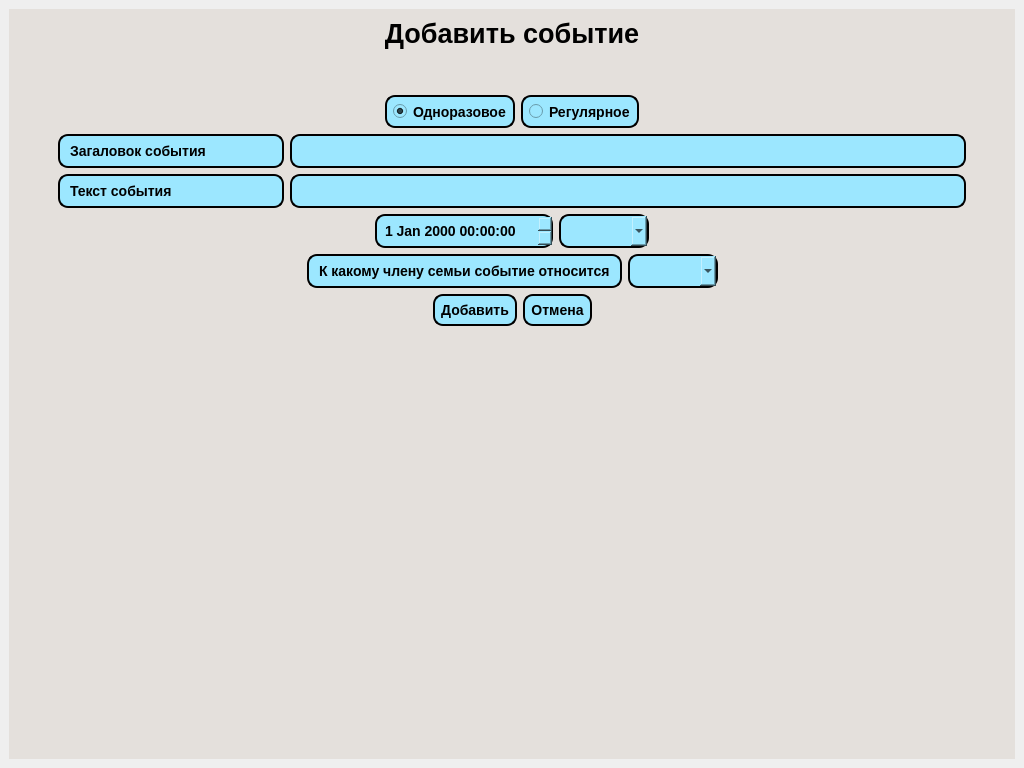
Before: the Qt Designer form DialogsDesigns/design.ui in Sergey207/FamilyCalendar, drawn with Qt 5.
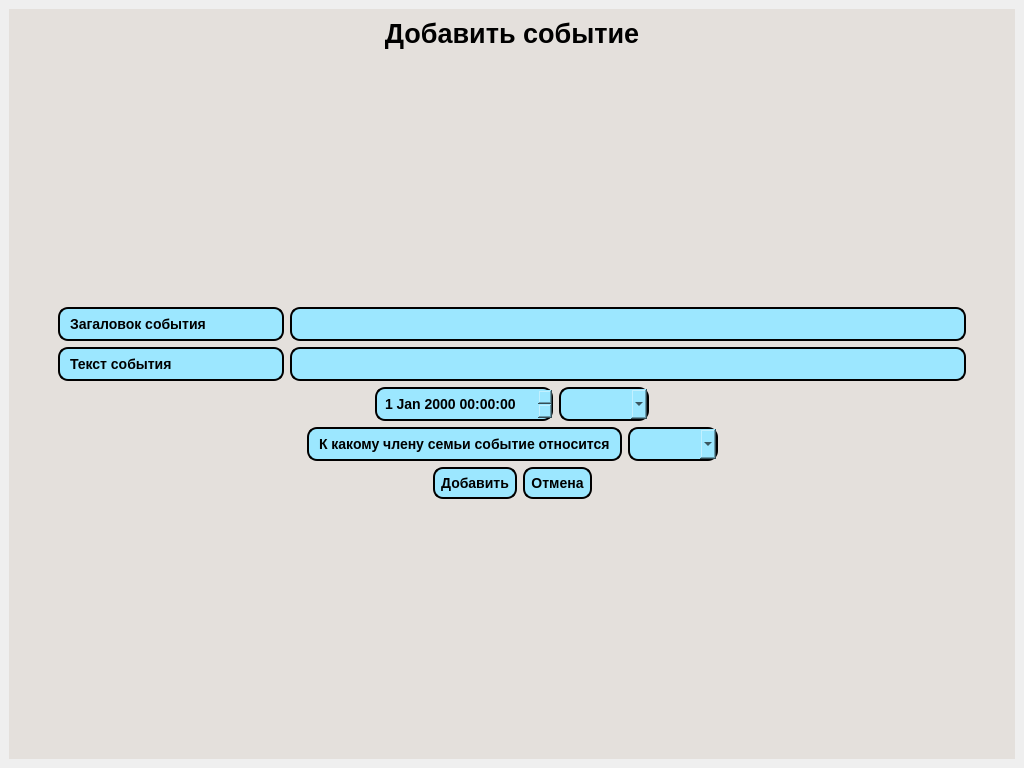
After: the same form once the commit is applied. The open tabs and pages were chosen to show the change.

Commit message:
Были добавлены кнопки изменения и удаления события (не функционал).
Добавлена возможность добавления регулярного события.

Улучшена система надписей на каледаре.

The edit to the form file:
```diff
--- a/DialogsDesigns/design.ui
+++ b/DialogsDesigns/design.ui
@@ -243,7 +243,7 @@
        </property>
        <layout class="QVBoxLayout" name="verticalLayout_2">
         <item>
-         <layout class="QVBoxLayout" name="verticalLayout_3" stretch="0,0,0,0,0,0,0,0,2">
+         <layout class="QVBoxLayout" name="verticalLayout_3" stretch="0,0,0,0,0,0,0,0">
           <item>
            <widget class="QLabel" name="label_4">
             <property name="font">
@@ -281,73 +281,6 @@
             </property>
            </spacer>
           </item>
-          <item>
-           <layout class="QHBoxLayout" name="horizontalLayout_2">
-            <item>
-             <spacer name="horizontalSpacer">
-              <property name="orientation">
-               <enum>Qt::Horizontal</enum>
-              </property>
-              <property name="sizeHint" stdset="0">
-               <size>
-                <width>40</width>
-                <height>20</height>
-               </size>
-              </property>
-             </spacer>
-            </item>
-            <item>
-             <widget class="QRadioButton" name="radioButton">
-              <property name="styleSheet">
-               <string notr="true">    background-color: rgb(156, 231, 255);
-    border-style: outset;
-    border-width: 2px;
-    border-radius: 10px;
-    border-color: rgb(0, 0, 0);
-    font: bold 14px;
-    min-width: 10em;
-    padding: 6px;</string>
-              </property>
-              <property name="text">
-               <string>Одноразовое</string>
-              </property>
-              <property name="checked">
-               <bool>true</bool>
-              </property>
-             </widget>
-            </item>
-            <item>
-             <widget class="QRadioButton" name="radioButton_2">
-              <property name="styleSheet">
-               <string notr="true">    background-color: rgb(156, 231, 255);
-    border-style: outset;
-    border-width: 2px;
-    border-radius: 10px;
-    border-color: rgb(0, 0, 0);
-    font: bold 14px;
-    min-width: 10em;
-    padding: 6px;</string>
-              </property>
-              <property name="text">
-               <string>Регулярное</string>
-              </property>
-             </widget>
-            </item>
-            <item>
-             <spacer name="horizontalSpacer_2">
-              <property name="orientation">
-               <enum>Qt::Horizontal</enum>
-              </property>
-              <property name="sizeHint" stdset="0">
-               <size>
-                <width>40</width>
-                <height>20</height>
-               </size>
-              </property>
-             </spacer>
-            </item>
-           </layout>
-          </item>
           <item>
            <layout class="QHBoxLayout" name="horizontalLayout_3" stretch="0,1,3,0">
             <item>
```
Left out of the diff: 55 changed lines with no effect on the pictures. The commit also changes 4 other files.
